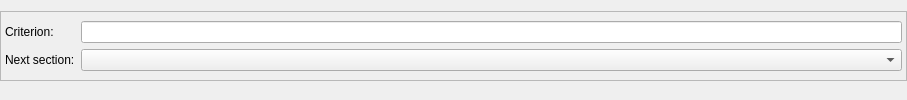
The window that resources/section_transition_edit.ui (lesca-research/piccel) describes before a commit, drawn with Qt 5.
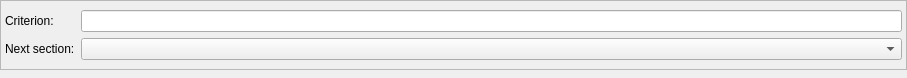
The same window after the commit.

Diff of the .ui file:
```diff
--- a/resources/section_transition_edit.ui
+++ b/resources/section_transition_edit.ui
@@ -7,7 +7,7 @@
     <x>0</x>
     <y>0</y>
     <width>907</width>
-    <height>100</height>
+    <height>78</height>
    </rect>
   </property>
   <property name="windowTitle">
@@ -17,9 +17,15 @@
    <property name="leftMargin">
     <number>0</number>
    </property>
+   <property name="topMargin">
+    <number>0</number>
+   </property>
    <property name="rightMargin">
     <number>0</number>
    </property>
+   <property name="bottomMargin">
+    <number>0</number>
+   </property>
    <item alignment="Qt::AlignTop">
     <widget class="QFrame" name="frame">
      <property name="frameShape">
```
